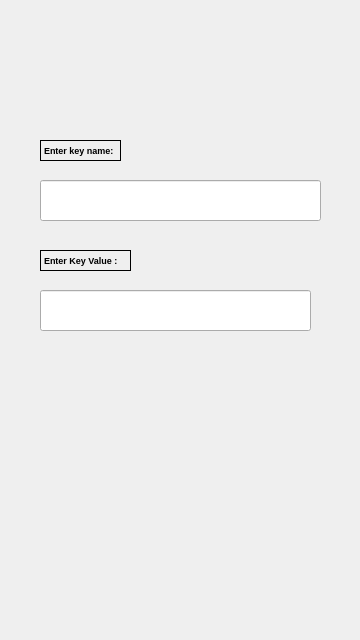
This is FrontEnd/user_data.ui in OAuth-b2-0/OAUTHB2.0_CONTACT as Qt 5 draws it before an edit. The edited form follows.
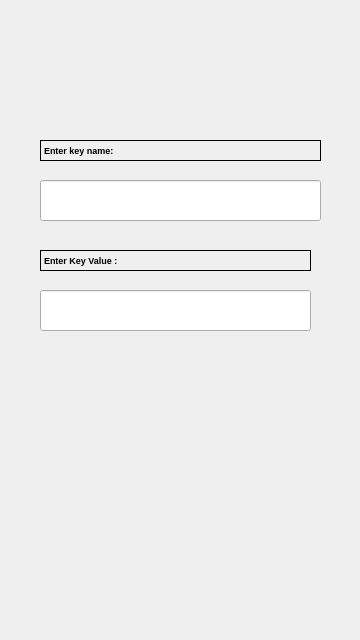
This is the edited form.

Commit message: Modified the client and user UI and created the .py file of it

```diff
--- a/FrontEnd/user_data.ui
+++ b/FrontEnd/user_data.ui
@@ -18,7 +18,7 @@
     <rect>
      <x>40</x>
      <y>140</y>
-     <width>81</width>
+     <width>281</width>
      <height>21</height>
     </rect>
    </property>
@@ -56,7 +56,7 @@
     <rect>
      <x>40</x>
      <y>250</y>
-     <width>91</width>
+     <width>271</width>
      <height>21</height>
     </rect>
    </property>
```
The commit also changes 3 other files.
